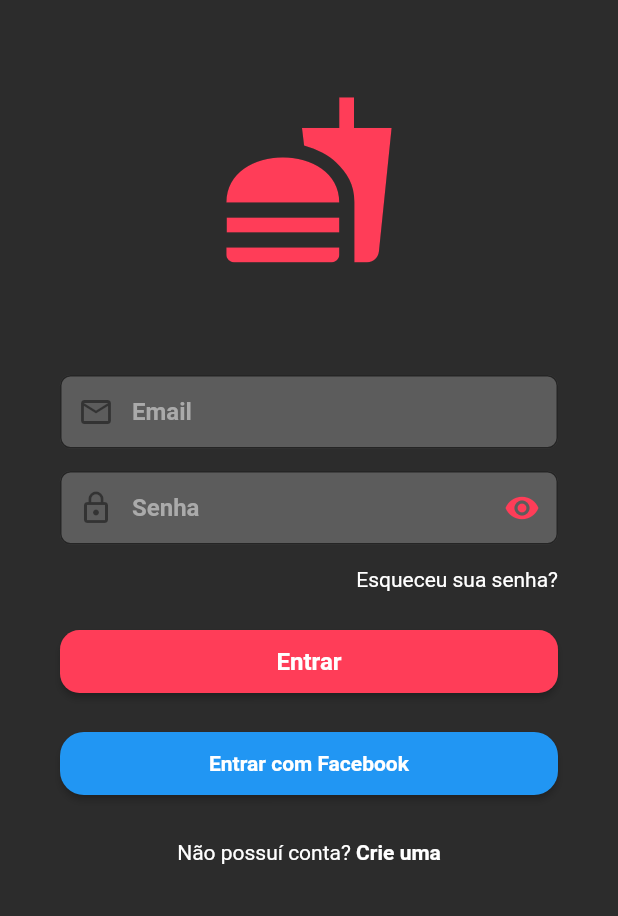
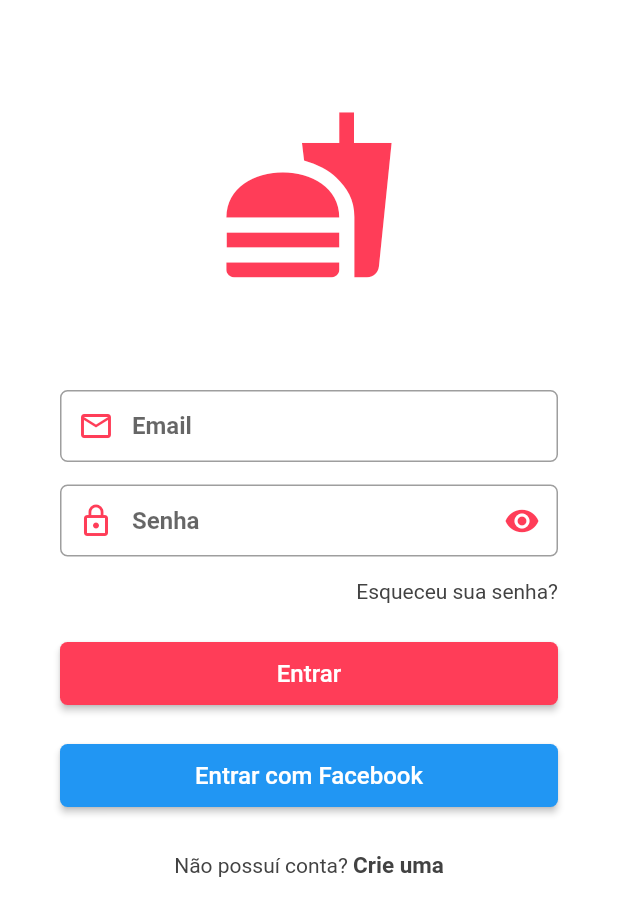
Before and after one commit to jaelsondev/fast, a Flutter app: the screen it shows after launch, on a phone screen of 412 x 824 dp. Shown: the top 916 px of the screen. Run offline on Flutter 3.47's test engine with Material 2 defaults, Android fonts, the phone set to English and light mode, and no system bars.

Commit message:
fix: refatorando tela login

```diff
--- a/lib/src/ui/Login/login_screen.dart
+++ b/lib/src/ui/Login/login_screen.dart
@@ -23,36 +23,35 @@ class _LoginScreenState extends State<LoginScreen> {
   @override
   Widget build(BuildContext context) {
     return Scaffold(
-        backgroundColor: Color(0xFF2C2C2C),
+        backgroundColor: Colors.white,
         body: SingleChildScrollView(
-            padding: EdgeInsets.fromLTRB(40.0, 60.0, 40.0, 20.0),
+            padding: EdgeInsets.fromLTRB(40.0, 70.0, 40.0, 20.0),
             child: Form(
               key: _formKey,
               child: Column(
                 crossAxisAlignment: CrossAxisAlignment.stretch,
                 children: <Widget>[
-                  Icon(Icons.fastfood, size: 120.0, color: Theme.of(context).primaryColor),
+                  Icon(Icons.fastfood,
+                      size: 120.0, color: Theme.of(context).primaryColor),
                   SizedBox(height: 70.0),
                   TextFormField(
                     keyboardType: TextInputType.emailAddress,
                     decoration: InputDecoration(
-                        filled: true,
-                        fillColor: Color(0xFF5C5C5C),
-                        contentPadding: EdgeInsets.symmetric(vertical: 15.0),
-                        prefixIcon: Icon(Icons.mail_outline), // icon
+                        contentPadding: EdgeInsets.symmetric(vertical: 10.0),
+                        prefixIcon: Icon(
+                          Icons.mail_outline,
+                          color: Theme.of(context).primaryColor,
+                        ), // icon
                         hintText: "Email",
-                        hintStyle: TextStyle(color: Color(0xFFAAAAAA)),
                         focusedBorder: OutlineInputBorder(
-                          borderSide: BorderSide(color: Theme.of(context).primaryColor),
-                          borderRadius: BorderRadius.circular(7.0),
+                          borderSide:
+                              BorderSide(color: Theme.of(context).primaryColor),
                         ),
                         border: OutlineInputBorder(
-                          borderRadius: BorderRadius.circular(7.0),
+                          borderRadius: BorderRadius.circular(5.0),
                         )),
-                    style: TextStyle(
-                        color: Color(0xFFAAAAAA),
-                        fontSize: 16.0,
-                        fontWeight: FontWeight.bold),
+                    style:
+                        TextStyle(fontSize: 16.0, fontWeight: FontWeight.bold),
                     controller: emailController,
                     validator: (value) {
                       Pattern pattern =
@@ -67,10 +66,11 @@ class _LoginScreenState extends State<LoginScreen> {
                     keyboardType: TextInputType.emailAddress,
                     obscureText: _obscurePassword,
                     decoration: InputDecoration(
-                        filled: true,
-                        fillColor: Color(0xFF5C5C5C),
-                        contentPadding: EdgeInsets.symmetric(vertical: 15.0),
-                        prefixIcon: Icon(Icons.lock_outline),
+                        contentPadding: EdgeInsets.symmetric(vertical: 10.0),
+                        prefixIcon: Icon(
+                          Icons.lock_outline,
+                          color: Theme.of(context).primaryColor,
+                        ),
                         suffixIcon: IconButton(
                           icon: Icon(
                             _obscurePassword
@@ -86,18 +86,15 @@ class _LoginScreenState extends State<LoginScreen> {
                         ),
                         // icon
                         hintText: "Senha",
-                        hintStyle: TextStyle(color: Color(0xFFAAAAAA)),
                         focusedBorder: OutlineInputBorder(
-                          borderSide: BorderSide(color: Theme.of(context).primaryColor),
-                          borderRadius: BorderRadius.circular(7.0),
+                          borderSide:
+                              BorderSide(color: Theme.of(context).primaryColor),
                         ),
                         border: OutlineInputBorder(
-                          borderRadius: BorderRadius.circular(7.0),
+                          borderRadius: BorderRadius.circular(5.0),
                         )),
-                    style: TextStyle(
-                        color: Color(0xFFAAAAAA),
-                        fontSize: 16.0,
-                        fontWeight: FontWeight.bold),
+                    style:
+                        TextStyle(fontSize: 16.0, fontWeight: FontWeight.bold),
                     controller: passwordController,
                     validator: (value) {
                       if (value.isEmpty) {
@@ -119,7 +116,6 @@ class _LoginScreenState extends State<LoginScreen> {
                         },
                         child: Text(
                           "Esqueceu sua senha?",
-                          style: TextStyle(color: Colors.white),
                         ),
                       )
                     ],
@@ -140,12 +136,11 @@ class _LoginScreenState extends State<LoginScreen> {
                             'Entrar',
                             style: TextStyle(
                                 color: Colors.white,
-                                fontSize: 16.0,
-                                fontWeight: FontWeight.bold),
+                                fontSize: 16.0),
                           ),
                           color: Theme.of(context).primaryColor,
                           shape: RoundedRectangleBorder(
-                              borderRadius: BorderRadius.circular(13.0))),
+                              borderRadius: BorderRadius.circular(5.0))),
                     ),
                   ),
                   Padding(
@@ -162,12 +157,11 @@ class _LoginScreenState extends State<LoginScreen> {
                             'Entrar com Facebook',
                             style: TextStyle(
                                 color: Colors.white,
-                                fontSize: 14.0,
-                                fontWeight: FontWeight.bold),
+                                fontSize: 16.0),
                           ),
                           color: Colors.blue,
                           shape: RoundedRectangleBorder(
-                              borderRadius: BorderRadius.circular(16.0))),
+                              borderRadius: BorderRadius.circular(5.0))),
                     ),
                   ),
                   Row(
@@ -179,8 +173,7 @@ class _LoginScreenState extends State<LoginScreen> {
                               builder: (_) => SignupScreen()));
                         },
                         child: Text("Não possuí conta? ",
-                            style:
-                                TextStyle(fontSize: 14.0, color: Colors.white)),
+                            style: TextStyle(fontSize: 14.0)),
                       ),
                       GestureDetector(
                         onTap: () {
@@ -189,9 +182,9 @@ class _LoginScreenState extends State<LoginScreen> {
                         },
                         child: Text("Crie uma",
                             style: TextStyle(
-                                fontSize: 14.0,
-                                fontWeight: FontWeight.bold,
-                                color: Colors.white)),
+                              fontSize: 15.0,
+                              fontWeight: FontWeight.bold,
+                            )),
                       )
                     ],
                   ),
```
